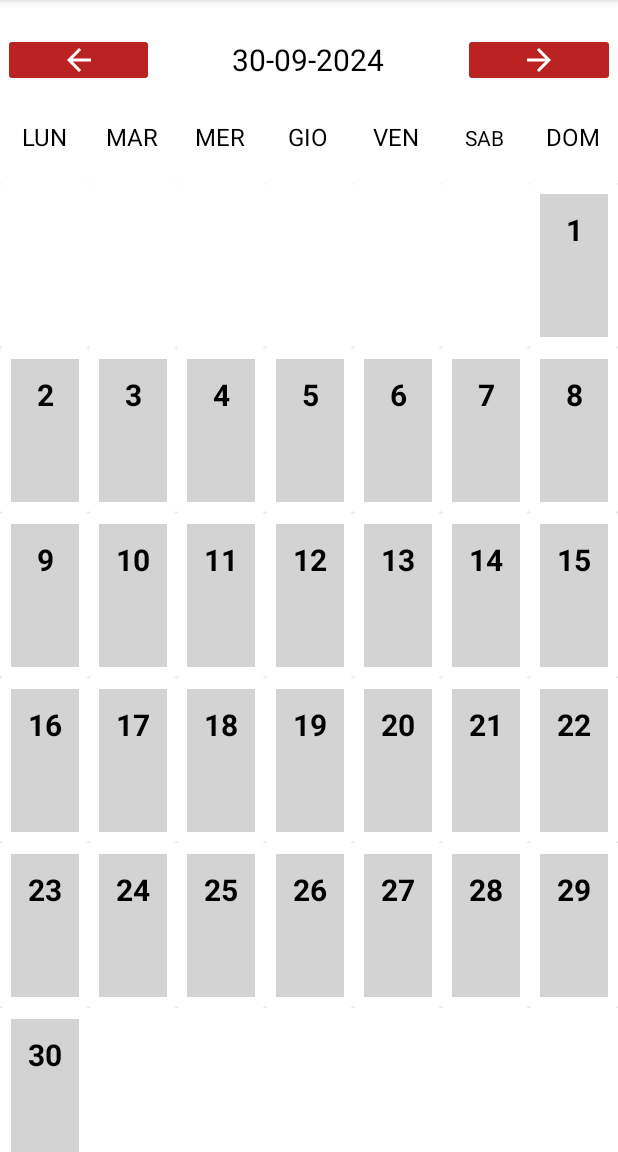
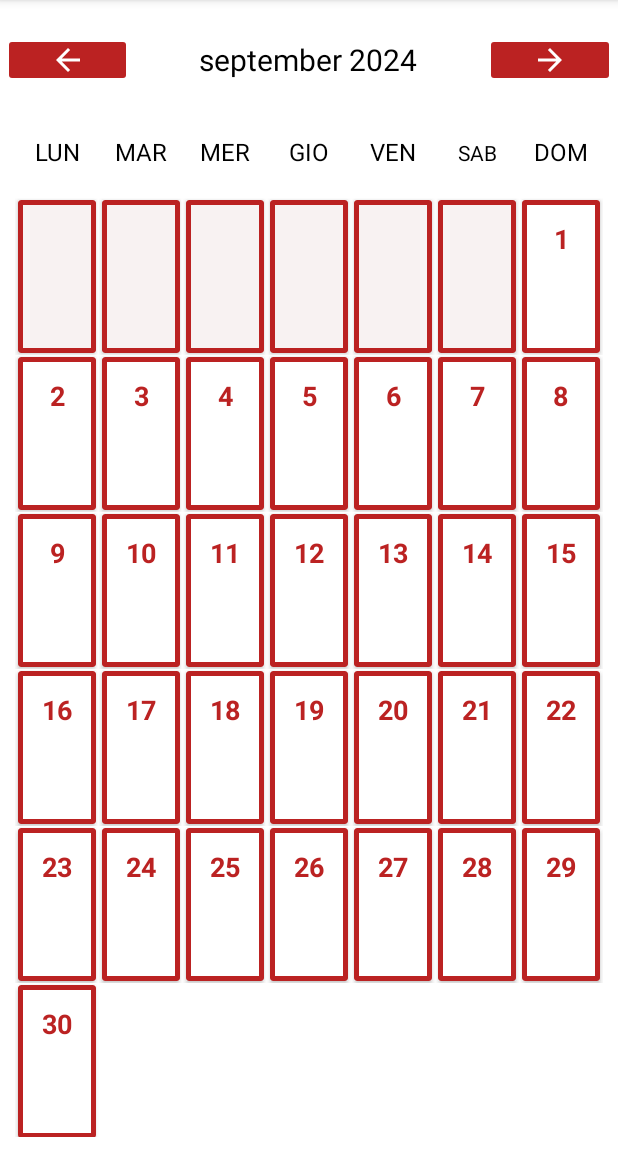
Before and after one commit to Canghiari04/BrockApp, an Android app: the CalendarActivity screen opened directly, with no data from a screen before it, after a tap on "Forward arrow", on a phone screen of 412 x 824 dp, the part 84-1236 px from its top. Run offline under Robolectric (Android 15) with nearby library versions, the phone set to English and light mode, and no system bars.

Commit message:
completata activity calendar

```diff
--- a/app/src/main/java/com/example/brockapp/Constants.kt
+++ b/app/src/main/java/com/example/brockapp/Constants.kt
@@ -5,8 +5,10 @@ const val DATABASE_VERSION = 11
 
 const val REQUEST_CODE_PERMISSION_ACTIVITY_RECOGNITION = 1001
 const val REQUEST_CODE_BROADCAST_RECEIVER = 1010
-const val DATE_FORMAT = "dd-MM-yyyy HH:mm:ss"
-const val CALENDAR_DATE_FORMAT = "dd-MM-yyyy"
+
 const val CHARTS_DATE_FORMAT = "MM-yyyy"
 
 const val DATE_SEPARATOR = "-"
+const val CALENDAR_DATE_FORMAT = "yyyy-MM-dd"
+const val DATE_FORMAT = "dd-MM-yyyy HH:mm:ss"
+const val UNIVERSAL_DATE = "d-M-yyyy"
--- a/app/src/main/java/com/example/brockapp/activity/CalendarActivity.kt
+++ b/app/src/main/java/com/example/brockapp/activity/CalendarActivity.kt
@@ -1,33 +1,29 @@
 package com.example.brockapp.activity
 
-import UserActivity
 import android.content.Intent
 import com.example.brockapp.R
-import com.example.brockapp.User
-import com.example.brockapp.database.DbHelper
+import com.example.brockapp.data.User
+import com.example.brockapp.DATE_SEPARATOR
+import com.example.brockapp.CALENDAR_DATE_FORMAT
+import com.example.brockapp.calendar.DailyActivity
 import com.example.brockapp.calendar.CalendarAdapter
 
+import java.time.Month
+import android.util.Log
 import android.os.Bundle
-import android.util.Log
+import java.time.YearMonth
 import java.time.DayOfWeek
 import java.time.LocalDate
 import android.widget.TextView
-import java.text.SimpleDateFormat
 import android.widget.ImageButton
 import java.time.temporal.ChronoUnit
 import java.time.format.DateTimeFormatter
-import com.example.brockapp.DATE_SEPARATOR
 import java.time.temporal.TemporalAdjusters
 import androidx.appcompat.app.AppCompatActivity
 import androidx.recyclerview.widget.RecyclerView
-import com.example.brockapp.calendar.DailyActivity
 import androidx.recyclerview.widget.GridLayoutManager
-import com.example.brockapp.CALENDAR_DATE_FORMAT
-import com.example.brockapp.CHARTS_DATE_FORMAT
-import java.time.YearMonth
 
 class CalendarActivity : AppCompatActivity() {
-    private val dbHelper = DbHelper(this)
     private val formatter = DateTimeFormatter.ofPattern(CALENDAR_DATE_FORMAT)
 
     companion object {
@@ -47,23 +43,20 @@ class CalendarActivity : AppCompatActivity() {
         val buttonForward = findViewById<ImageButton>(R.id.button_forward_month)
 
         buttonBack.setOnClickListener {
-            val strDate = findViewById<TextView>(R.id.date_text_view).text
+            val tokens = (findViewById<TextView>(R.id.date_text_view).text).split(" ")
 
-            var date = LocalDate.parse(strDate, formatter)
-
+            var date = getDateByTokens(tokens)
             date = date.minusMonths(1)
-
             date.format(formatter)
-
 
             populateCalendarRecyclerView(getCurrentDays(date), getDates(date), calendar)
             setDate(date)
         }
 
         buttonForward.setOnClickListener {
-            val strDate = findViewById<TextView>(R.id.date_text_view).text
-            var date = LocalDate.parse(strDate, formatter)
+            val tokens = (findViewById<TextView>(R.id.date_text_view).text).split(" ")
 
+            var date = getDateByTokens(tokens)
             date = date.plusMonths(1)
             date.format(formatter)
 
@@ -76,7 +69,8 @@ class CalendarActivity : AppCompatActivity() {
      * Metodo attuato per modificare la visualizzazione grafica della data corrente.
      */
     private fun setDate(date: LocalDate) {
-        findViewById<TextView>(R.id.date_text_view).text = date.format(DateTimeFormatter.ofPattern("dd-MM-yyyy")).toString()
+        val strDate = "${date.month}" + " ${date.year}"
+        findViewById<TextView>(R.id.date_text_view).text = strDate.lowercase()
     }
 
     private fun populateCalendarRecyclerView(days: List<String>, dates: ArrayList<String>, calendar: RecyclerView) {
@@ -131,17 +125,27 @@ class CalendarActivity : AppCompatActivity() {
         return ArrayList(MutableList(daysDistance.toInt()) {""})
     }
 
+    /**
+     * Funzione attuata per ricavare l'ultimo giorno del mese. La LocalDate restituita è utilizzata
+     * per navigare tra i mesi dell'anno circoscritto.
+     */
+    private fun getDateByTokens(tokens: List<String>): LocalDate {
+        val year = tokens[1].toInt()
+        val month = Month.valueOf(tokens[0].uppercase()).value
+        val lastDay = YearMonth.of(year, month).atEndOfMonth()
+
+        return LocalDate.parse(lastDay.toString(), formatter)
+    }
+
     private fun onItemClick(date: String) {
-        val tokens = date.split(DATE_SEPARATOR ).toList()
+        val tokens = date.split(DATE_SEPARATOR).toList()
         val item = LocalDate.of(tokens[2].toInt(), tokens[1].toInt(), tokens[0].toInt())
 
         setDate(item)
     }
 
     private fun showActivityOfDay(date: String) {
-
-        val intent = Intent(this, DailyActivity::class.java)
-        intent.putExtra("ACTIVITY_DATE", date)
+        val intent = Intent(this, DailyActivity::class.java).putExtra("ACTIVITY_DATE", date)
 
         startActivity(intent)
     }
--- a/app/src/main/java/com/example/brockapp/authenticator/LoginFragment.kt
+++ b/app/src/main/java/com/example/brockapp/authenticator/LoginFragment.kt
@@ -1,6 +1,6 @@
 package com.example.brockapp.authenticator
 
-import com.example.brockapp.User
+import com.example.brockapp.data.User
 import com.example.brockapp.database.DbHelper
 import com.example.brockapp.activity.PageLoaderActivity
 
--- a/app/src/main/java/com/example/brockapp/authenticator/SignInFragment.kt
+++ b/app/src/main/java/com/example/brockapp/authenticator/SignInFragment.kt
@@ -1,6 +1,6 @@
 package com.example.brockapp.authenticator
 
-import com.example.brockapp.User
+import com.example.brockapp.data.User
 import com.example.brockapp.database.DbHelper
 import com.example.brockapp.activity.PageLoaderActivity
 
--- a/app/src/main/java/com/example/brockapp/calendar/CalendarAdapter.kt
+++ b/app/src/main/java/com/example/brockapp/calendar/CalendarAdapter.kt
@@ -1,7 +1,8 @@
 package com.example.brockapp.calendar
 
+import com.example.brockapp.R
+
 import android.view.ViewGroup
-import com.example.brockapp.R
 import android.view.LayoutInflater
 import androidx.recyclerview.widget.RecyclerView
 
--- a/app/src/main/java/com/example/brockapp/calendar/CalendarViewHolder.kt
+++ b/app/src/main/java/com/example/brockapp/calendar/CalendarViewHolder.kt
@@ -1,14 +1,12 @@
 package com.example.brockapp.calendar
 
-import android.graphics.Color
+import com.example.brockapp.R
+
 import android.view.View
-import com.example.brockapp.R
 import android.widget.TextView
 import androidx.recyclerview.widget.RecyclerView
 
 class CalendarViewHolder(itemView: View, private val onItemClick: (String) -> Unit, private val showActivityOfDay: (String) -> Unit) : RecyclerView.ViewHolder(itemView) {
-    // PER IL SELECTED ITEM FORSE SAREBBE DA USARE IL DAYOFMONTH PIUTTOSTO CHE L'ITEMVIEW
-    var selectedItem: View? = null
     private val dayOfMonth = itemView.findViewById<TextView>(R.id.cell_day_text)
 
     /**
@@ -20,11 +18,9 @@ class CalendarViewHolder(itemView: View, private val onItemClick: (String) -> Un
         dayOfMonth.text = day
         if(date.isEmpty()) {
             dayOfMonth.isClickable = false
-            dayOfMonth.setBackgroundResource(R.color.white)
+            dayOfMonth.setBackgroundResource(R.color.grey)
         } else {
             itemView.setOnClickListener{
-                dayOfMonth.setBackgroundResource(R.color.uni_red)
-                dayOfMonth.setTextColor(Color.parseColor("#FFFFFF"))
                 onItemClick(date)
                 showActivityOfDay(date)
             }
--- a/app/src/main/java/com/example/brockapp/User.kt
+++ b/app/src/main/java/com/example/brockapp/data/User.kt
@@ -1,4 +1,4 @@
-package com.example.brockapp
+package com.example.brockapp.data
 
 /**
  * Singoletto utilizzato per mantenere durante il run dell'applicazione il riferimento ad una sola istanza User.
--- /dev/null
+++ b/app/src/main/java/com/example/brockapp/data/UserActivity.kt
@@ -0,0 +1,5 @@
+package com.example.brockapp.data
+
+data class UserActivity(val activityId: Long, val userId: Long, val timestamp: String, val type: String) {
+    // TODO, CONSIDERARE ALTRE POSSIBILITÀ
+}
--- a/app/src/main/java/com/example/brockapp/detect/UserActivityBroadcastReceiver.kt
+++ b/app/src/main/java/com/example/brockapp/detect/UserActivityBroadcastReceiver.kt
@@ -1,6 +1,6 @@
 package com.example.brockapp.detect
 
-import com.example.brockapp.User
+import com.example.brockapp.data.User
 import com.example.brockapp.database.DbHelper
 
 import android.util.Log
--- a/app/src/main/res/layout/activity_calendar_cell.xml
+++ b/app/src/main/res/layout/activity_calendar_cell.xml
@@ -27,6 +27,7 @@
             android:layout_width="match_parent"
             android:layout_height="match_parent"
             android:gravity="start|center"
+            android:layout_marginStart="10dp"
             android:textSize="20sp"
             android:textStyle="bold"
             android:textColor="@color/white"/>
--- a/app/src/main/res/layout/calendar_activity.xml
+++ b/app/src/main/res/layout/calendar_activity.xml
@@ -55,7 +55,7 @@
             android:orientation="horizontal"
             android:layout_width="match_parent"
             android:layout_height="wrap_content"
-            android:layout_marginBottom="20dp" >
+            android:layout_margin="10dp" >
             <TextView
                 android:text="@string/lunedi_text_view"
                 android:layout_width="0dp"
@@ -122,7 +122,8 @@
         <LinearLayout
             android:layout_width="match_parent"
             android:layout_height="match_parent"
-            android:orientation="vertical" >
+            android:orientation="vertical"
+            android:layout_margin="10dp" >
 
             <androidx.recyclerview.widget.RecyclerView
                 android:id="@+id/calendar_recycler_view"
--- a/app/src/main/res/layout/calendar_cell_activity.xml
+++ b/app/src/main/res/layout/calendar_cell_activity.xml
@@ -6,23 +6,26 @@
     android:layout_height="wrap_content" >
 
     <androidx.cardview.widget.CardView
+        android:id="@+id/cell_day_card"
         android:layout_width="wrap_content"
         android:layout_height="wrap_content"
         app:layout_constraintTop_toTopOf="parent"
         app:layout_constraintStart_toStartOf="parent"
         app:layout_constraintEnd_toEndOf="parent"
-        app:layout_constraintBottom_toBottomOf="parent" >
+        app:layout_constraintBottom_toBottomOf="parent"
+        android:layout_margin="1dp"
+        android:backgroundTint="@color/uni_red">
 
         <TextView
             android:id="@+id/cell_day_text"
             android:layout_width="45dp"
             android:layout_height="95dp"
-            android:layout_margin="7.5dp"
+            android:layout_margin="3dp"
             android:padding="10dp"
-            android:textSize="20sp"
+            android:textSize="18sp"
             android:textStyle="bold"
             android:textAlignment="center"
-            android:textColor="@color/black"
-            android:background="@color/grey" />
+            android:textColor="@color/uni_red"
+            android:background="@color/white" />
     </androidx.cardview.widget.CardView>
 </androidx.constraintlayout.widget.ConstraintLayout>
--- a/app/src/main/res/values/colors.xml
+++ b/app/src/main/res/values/colors.xml
@@ -8,5 +8,5 @@
     <color name="uni_red">#BB2222</color>
     <color name="black">#FF000000</color>
     <color name="white">#FFFFFFFF</color>
-    <color name="grey">#D3D3D3</color>
+    <color name="grey">#F8F2F2</color>
 </resources>
```
Also changed, not shown: app/src/main/java/com/example/brockapp/calendar/DailyActivity.kt (+55 -24 lines), app/src/main/java/com/example/brockapp/calendar/DailyActivityAdapter.kt (+5 -3 lines), app/src/main/java/com/example/brockapp/calendar/DailyActivityViewHolder.kt (+6 -6 lines), app/src/main/java/com/example/brockapp/database/DbHelper.kt (+24 -76 lines), app/src/main/java/com/example/brockapp/mapper/ActivitiesMapper.kt (+4 -4 lines), app/src/main/java/com/example/brockapp/permission/DetectPermission.kt (deleted, +0 -7 lines), app/src/main/res/layout/walk_fragment.xml (+14 -15 lines).
